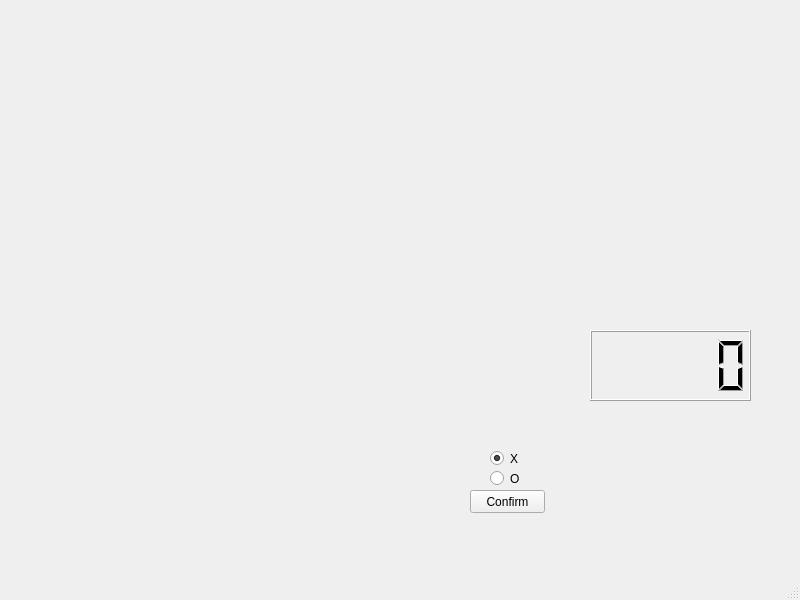
The window that ejemplogl.ui (DeTodo-exe/Tarea2CGA) describes before a commit, drawn with Qt 5.
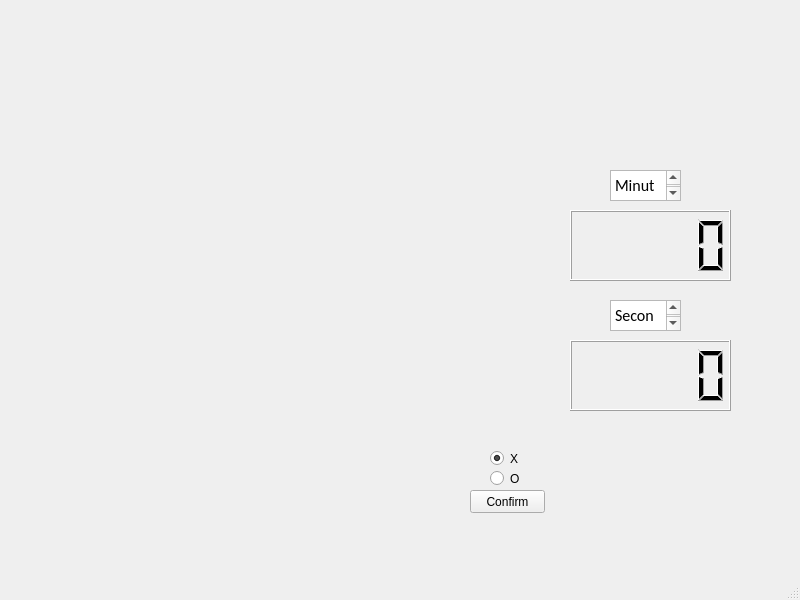
The same window after the commit.

Commit message:
Agregué un cronometro 2
ewe

Diff of the .ui file:
```diff
--- a/ejemplogl.ui
+++ b/ejemplogl.ui
@@ -73,8 +73,56 @@
    <widget class="QLCDNumber" name="cronometro">
     <property name="geometry">
      <rect>
-      <x>590</x>
-      <y>330</y>
+      <x>570</x>
+      <y>340</y>
+      <width>161</width>
+      <height>71</height>
+     </rect>
+    </property>
+   </widget>
+   <widget class="QPlainTextEdit" name="plainTextEdit">
+    <property name="geometry">
+     <rect>
+      <x>610</x>
+      <y>300</y>
+      <width>71</width>
+      <height>31</height>
+     </rect>
+    </property>
+    <property name="font">
+     <font>
+      <family>Calibri</family>
+      <pointsize>12</pointsize>
+     </font>
+    </property>
+    <property name="plainText">
+     <string>Seconds</string>
+    </property>
+   </widget>
+   <widget class="QPlainTextEdit" name="plainTextEdit_2">
+    <property name="geometry">
+     <rect>
+      <x>610</x>
+      <y>170</y>
+      <width>71</width>
+      <height>31</height>
+     </rect>
+    </property>
+    <property name="font">
+     <font>
+      <family>Calibri</family>
+      <pointsize>12</pointsize>
+     </font>
+    </property>
+    <property name="plainText">
+     <string>Minutes</string>
+    </property>
+   </widget>
+   <widget class="QLCDNumber" name="cronometro_2">
+    <property name="geometry">
+     <rect>
+      <x>570</x>
+      <y>210</y>
       <width>161</width>
       <height>71</height>
      </rect>
```
